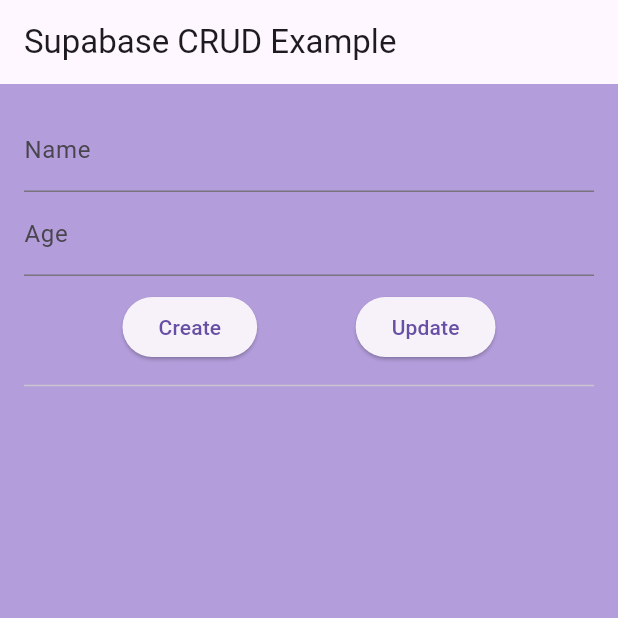
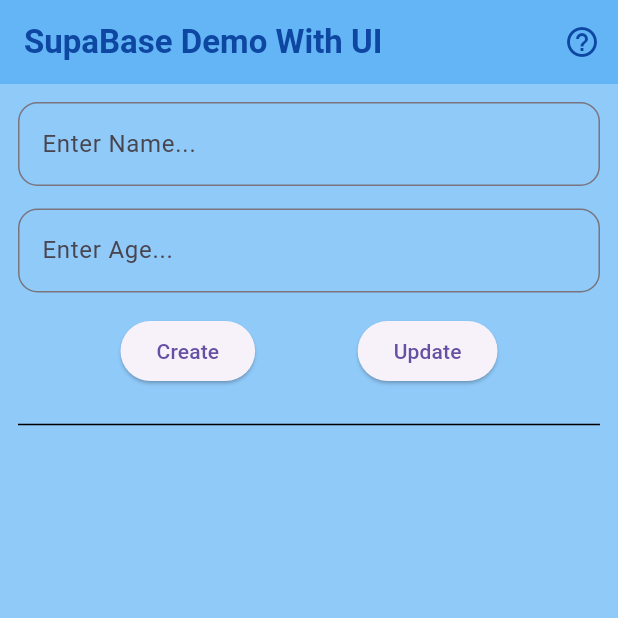
Before and after one commit to Shaurya0987/SuperBase-Connect-With-Flutter, a Flutter app: the screen it shows after launch, on a phone screen of 412 x 824 dp, the top half of it. Run offline on Flutter 3.47's test engine with Material 3 defaults, Android fonts, the phone set to English and light mode, and no system bars; our stand-ins replace supabase_flutter; accounts and stored records are empty.

Commit message:
CRUD OPERATIONS DONE

```diff
--- a/lib/main.dart
+++ b/lib/main.dart
@@ -1,4 +1,5 @@
-import 'package:MyAppSupaBase/Screen.dart';
+
+import 'package:MyAppSupaBase/todoListScreen.dart';
 import 'package:flutter/material.dart';
 import 'package:supabase_flutter/supabase_flutter.dart';
 
@@ -25,7 +26,7 @@ class MyApp extends StatelessWidget {
       theme: ThemeData(
         primarySwatch: Colors.deepPurple,
       ),
-      home: const StudentScreen(),
+      home: const mainScreen(),
     );
   }
 }
--- a/lib/Screen.dart
+++ b/lib/todoListScreen.dart
@@ -1,21 +1,21 @@
+import 'package:MyAppSupaBase/supabase_service.dart';
 import 'package:flutter/material.dart';
-import 'supabase_service.dart';
 
-class StudentScreen extends StatefulWidget {
-  const StudentScreen({super.key});
+class mainScreen extends StatefulWidget {
+  const mainScreen({super.key});
 
   @override
-  State<StudentScreen> createState() => _StudentScreenState();
+  State<mainScreen> createState() => _mainScreenState();
 }
 
-class _StudentScreenState extends State<StudentScreen> {
-  final SupabaseService supabaseService = SupabaseService();
-
-  final TextEditingController nameController = TextEditingController();
-  final TextEditingController ageController = TextEditingController();
+class _mainScreenState extends State<mainScreen> {
+  SupabaseService supabaseService = SupabaseService();
 
   List<dynamic> students = [];
-  String? selectedId; // will always be a String
+  String? selectedId;
+
+  TextEditingController nameController = TextEditingController();
+  TextEditingController ageController = TextEditingController();
 
   @override
   void initState() {
@@ -23,7 +23,6 @@ class _StudentScreenState extends State<StudentScreen> {
     fetchStudents();
   }
 
-  // READ — fetch student list
   Future<void> fetchStudents() async {
     final data = await supabaseService.getStudents();
     setState(() {
@@ -31,7 +30,6 @@ class _StudentScreenState extends State<StudentScreen> {
     });
   }
 
-  // CREATE
   Future<void> createStudent() async {
     await supabaseService.createStudent(
       nameController.text,
@@ -43,12 +41,11 @@ class _StudentScreenState extends State<StudentScreen> {
     fetchStudents();
   }
 
-  // UPDATE
   Future<void> updateStudent() async {
     if (selectedId == null) return;
 
     await supabaseService.updateStudent(
-      selectedId!,                        // always string now
+      selectedId!,
       nameController.text,
       int.parse(ageController.text),
     );
@@ -59,7 +56,6 @@ class _StudentScreenState extends State<StudentScreen> {
     fetchStudents();
   }
 
-  // DELETE
   Future<void> deleteStudent(String id) async {
     await supabaseService.deleteStudent(id);
     fetchStudents();
@@ -68,43 +64,59 @@ class _StudentScreenState extends State<StudentScreen> {
   @override
   Widget build(BuildContext context) {
     return Scaffold(
-      backgroundColor: Colors.deepPurple.shade200,
-      appBar: AppBar(title: const Text("Supabase CRUD Example")),
-
+      backgroundColor: Colors.blue.shade200,
+      appBar: AppBar(
+        backgroundColor: Colors.blue.shade300,
+        title: Text(
+          "SupaBase Demo With UI",
+          style: TextStyle(
+            fontWeight: FontWeight.bold,
+            color: Colors.blue.shade900,
+          ),
+        ),
+        actions: [
+          Padding(
+            padding: const EdgeInsets.only(right: 12),
+            child: Icon(
+              Icons.help_outline,
+              color: Colors.blue.shade900,
+            ),
+          ),
+        ],
+      ),
       body: Padding(
-        padding: const EdgeInsets.all(16.0),
+        padding: const EdgeInsets.all(12.0),
         child: Column(
           children: [
-            // FORM -------------------------
             TextField(
               controller: nameController,
-              decoration: const InputDecoration(labelText: "Name"),
+              decoration: InputDecoration(
+                label: Text("Enter Name..."),
+                border: OutlineInputBorder(
+                    borderRadius: BorderRadius.circular(13)),
+              ),
             ),
+            SizedBox(height: 15),
             TextField(
               controller: ageController,
               keyboardType: TextInputType.number,
-              decoration: const InputDecoration(labelText: "Age"),
+              decoration: InputDecoration(
+                label: Text("Enter Age..."),
+                border: OutlineInputBorder(
+                    borderRadius: BorderRadius.circular(13)),
+              ),
             ),
-
-            const SizedBox(height: 10),
-
+            SizedBox(height: 15),
             Row(
               mainAxisAlignment: MainAxisAlignment.spaceEvenly,
               children: [
                 ElevatedButton(
-                  onPressed: createStudent,
-                  child: const Text("Create"),
-                ),
+                    onPressed: createStudent, child: Text("Create")),
                 ElevatedButton(
-                  onPressed: updateStudent,
-                  child: const Text("Update"),
-                ),
+                    onPressed: updateStudent, child: Text("Update")),
               ],
             ),
-
-            const Divider(height: 30),
-
-            // LIST OF STUDENTS -------------------------
+            Divider(height: 50, color: Colors.black),
             Expanded(
               child: ListView.builder(
                 itemCount: students.length,
@@ -114,20 +126,18 @@ class _StudentScreenState extends State<StudentScreen> {
                   return ListTile(
                     title: Text(student['name']),
                     subtitle: Text("Age: ${student['age']}"),
-
                     onTap: () {
-                      // Load selected data into textfields for update
                       setState(() {
-                        selectedId = student['id'].toString();   // FIXED
+                        selectedId = student['id'].toString();
                         nameController.text = student['name'];
-                        ageController.text = student['age'].toString();
+                        ageController.text =
+                            student['age'].toString();
                       });
                     },
-
                     trailing: IconButton(
-                      icon: const Icon(Icons.delete, color: Colors.red),
+                      icon: Icon(Icons.delete, color: Colors.red),
                       onPressed: () {
-                        deleteStudent(student['id'].toString()); // FIXED
+                        deleteStudent(student['id'].toString());
                       },
                     ),
                   );
```
